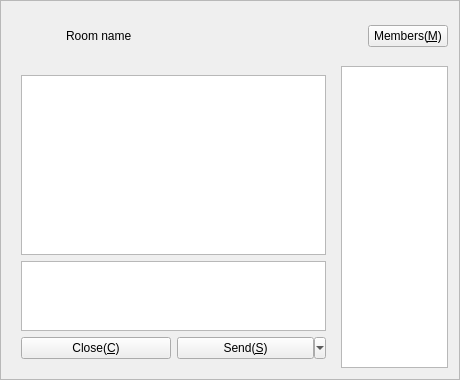
Old version of the form Widgets/FrmGroupChat/FrmGroupChat.ui in the repository KangLin/RabbitIm.
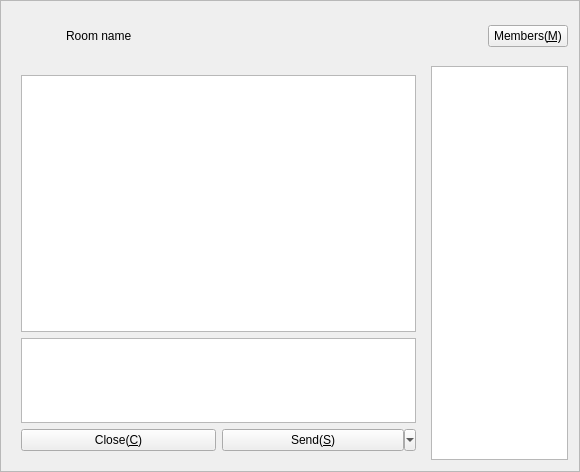
New version of the form. Icons and pictures are not drawn. Custom widgets are drawn as their Qt base class.

Patch:
```diff
--- a/Widgets/FrmGroupChat/FrmGroupChat.ui
+++ b/Widgets/FrmGroupChat/FrmGroupChat.ui
@@ -6,8 +6,8 @@
    <rect>
     <x>0</x>
     <y>0</y>
-    <width>460</width>
-    <height>380</height>
+    <width>580</width>
+    <height>472</height>
    </rect>
   </property>
   <property name="windowTitle">
```
Left out of the diff: 1 changed line with no effect on the pictures.
